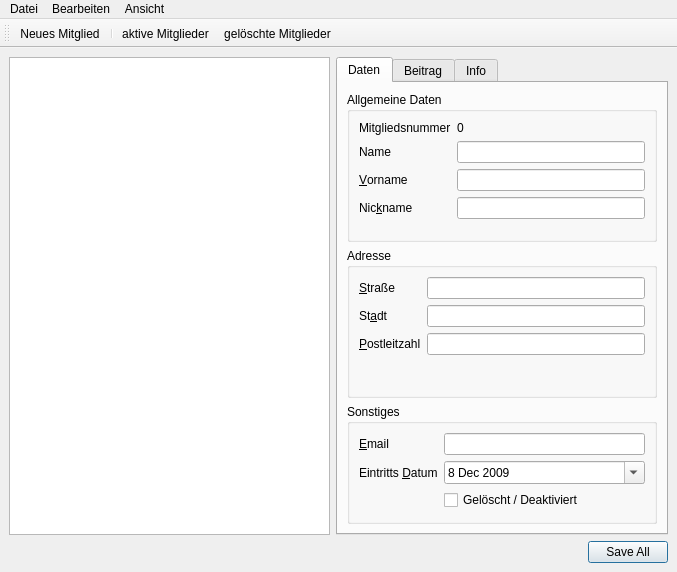
Bjoe/member-manager, file src/gui/mainwindow.ui: the form before one commit.
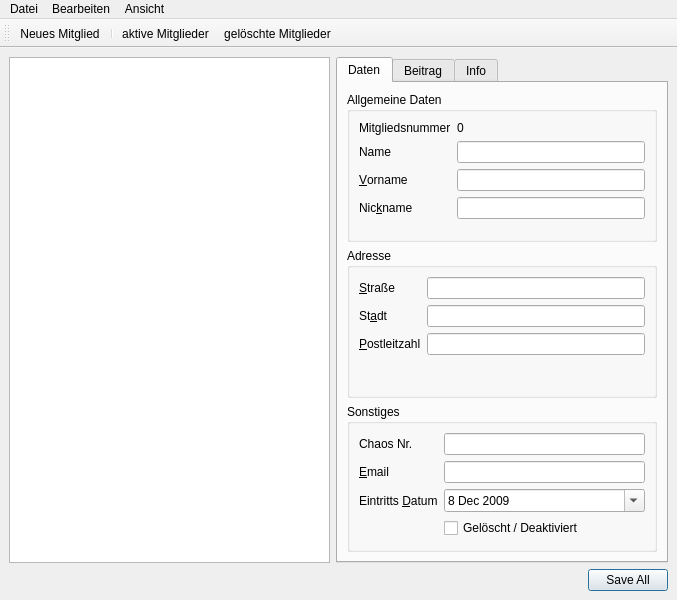
The form after the commit.

Patch:
```diff
--- a/src/gui/mainwindow.ui
+++ b/src/gui/mainwindow.ui
@@ -7,7 +7,7 @@
     <x>0</x>
     <y>0</y>
     <width>677</width>
-    <height>513</height>
+    <height>538</height>
    </rect>
   </property>
   <property name="windowTitle">
@@ -220,7 +220,7 @@
            <string>Sonstiges</string>
           </property>
           <layout class="QFormLayout" name="otherLayout">
-           <item row="0" column="0">
+           <item row="1" column="0">
             <widget class="QLabel" name="emailLabel">
              <property name="text">
               <string>&amp;Email</string>
@@ -230,10 +230,10 @@
              </property>
             </widget>
            </item>
-           <item row="0" column="1">
+           <item row="1" column="1">
             <widget class="QLineEdit" name="email"/>
            </item>
-           <item row="1" column="0">
+           <item row="2" column="0">
             <widget class="QLabel" name="entryDateLabel">
              <property name="text">
               <string>Eintritts &amp;Datum</string>
@@ -243,7 +243,7 @@
              </property>
             </widget>
            </item>
-           <item row="1" column="1">
+           <item row="2" column="1">
             <widget class="QDateEdit" name="entryDate">
              <property name="date">
               <date>
@@ -257,13 +257,23 @@
              </property>
             </widget>
            </item>
-           <item row="2" column="1">
+           <item row="3" column="1">
             <widget class="QCheckBox" name="deleted">
              <property name="text">
               <string>Gelöscht / Deaktiviert</string>
              </property>
             </widget>
            </item>
+           <item row="0" column="1">
+            <widget class="QLineEdit" name="reference"/>
+           </item>
+           <item row="0" column="0">
+            <widget class="QLabel" name="referenceLabel">
+             <property name="text">
+              <string>Chaos Nr.</string>
+             </property>
+            </widget>
+           </item>
           </layout>
          </widget>
         </item>
```
Left out of the diff: 28 changed lines with no effect on the pictures.
